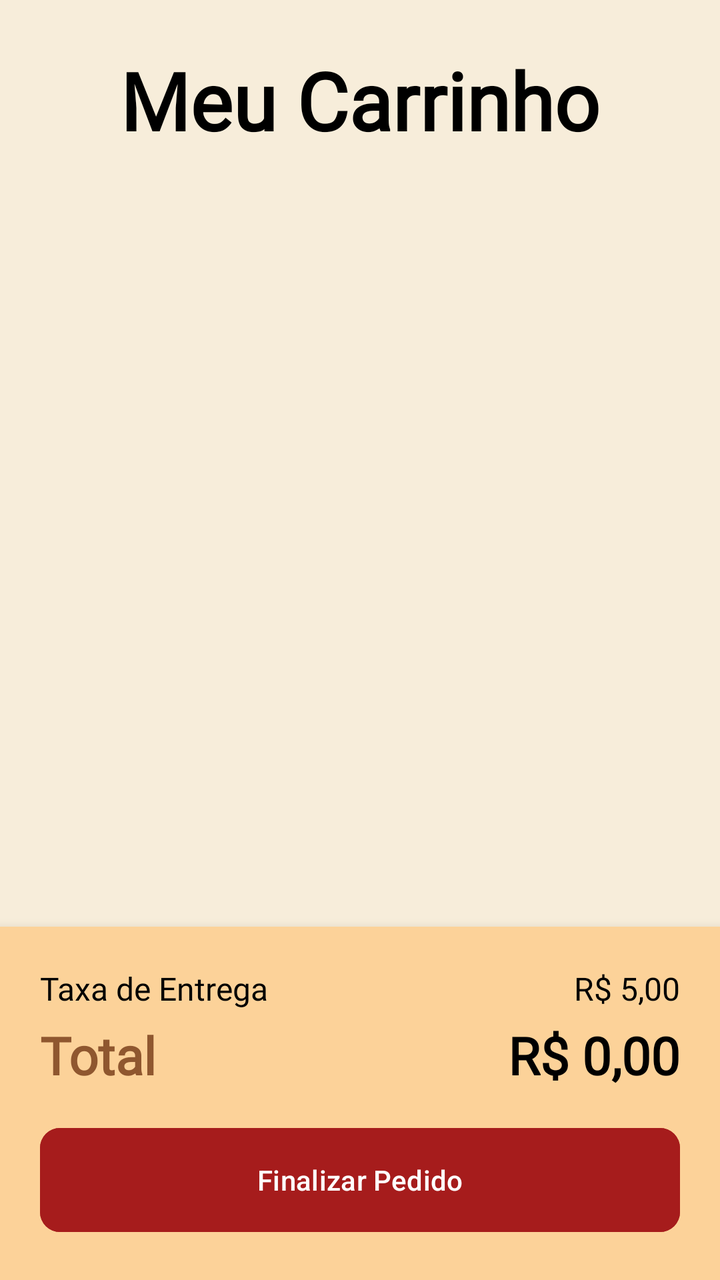
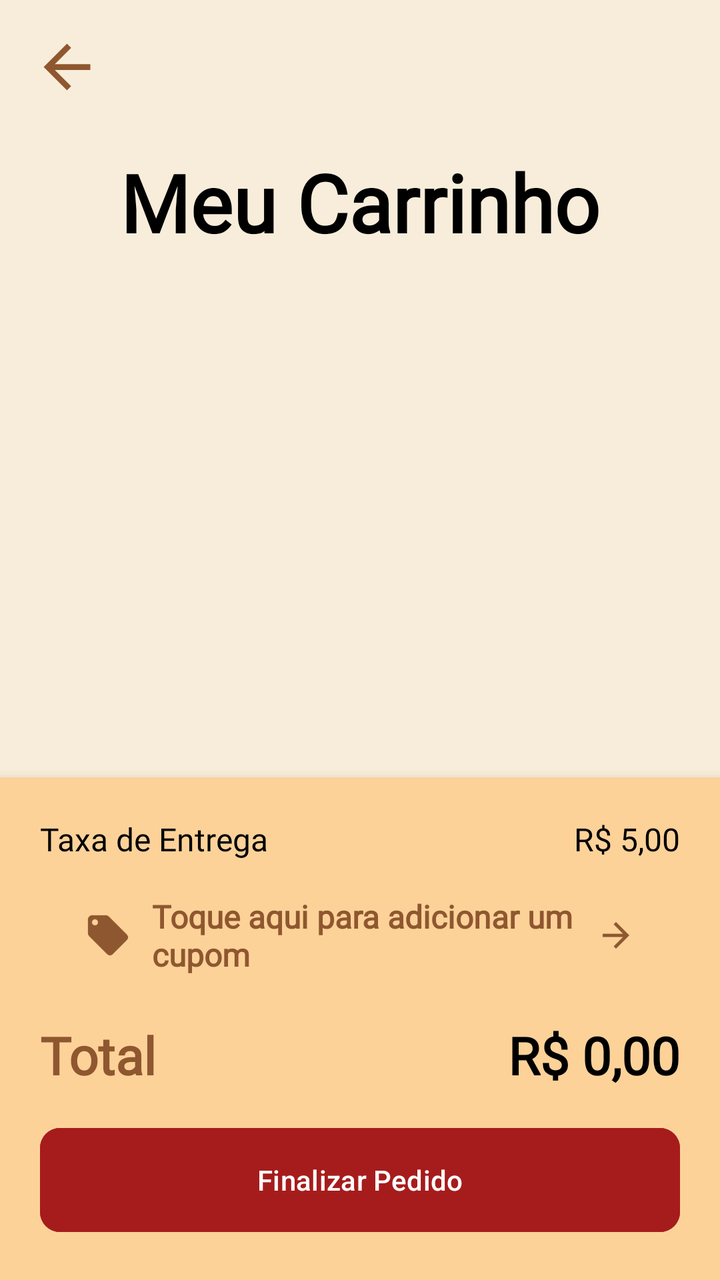

Screens rendered from an Android XML layout before and after an edit, with the pre-edit source and the edit as a unified diff.
<!-- AndroidManifest.xml: application theme Theme.VangustApp -->
<!-- res/layout/fragment_carrinho.xml -->
<?xml version="1.0" encoding="utf-8"?>
<LinearLayout xmlns:android="http://schemas.android.com/apk/res/android"
    xmlns:app="http://schemas.android.com/apk/res-auto"
    android:layout_width="match_parent"
    android:layout_height="match_parent"
    android:background="#F7EDDA"
    android:orientation="vertical">

    
    <LinearLayout
        android:layout_width="match_parent"
        android:layout_height="100dp"
        android:gravity="center"
        android:orientation="vertical">

        <TextView
            android:layout_width="wrap_content"
            android:layout_height="wrap_content"
            android:fontFamily="@font/oswald_regular"
            android:text="Meu Carrinho"
            android:textColor="@color/black"
            android:textSize="40sp"
            android:textStyle="bold" />
    </LinearLayout>

    
    <androidx.recyclerview.widget.RecyclerView
        android:id="@+id/idRecCarrinho"
        android:layout_width="match_parent"
        android:layout_height="0dp"
        android:layout_weight="1"
        android:layout_margin="10dp" />

    
    <LinearLayout
        android:layout_width="match_parent"
        android:layout_height="wrap_content"
        android:background="#FCD299"
        android:elevation="8dp"
        android:orientation="vertical"
        android:padding="20dp">

        <LinearLayout
            android:layout_width="match_parent"
            android:layout_height="wrap_content"
            android:layout_marginBottom="5dp"
            android:orientation="horizontal">

            <TextView
                android:layout_width="0dp"
                android:layout_height="wrap_content"
                android:layout_weight="1"
                android:fontFamily="@font/roboto_condensed_light"
                android:text="Taxa de Entrega"
                android:textColor="@color/black"
                android:textSize="16sp" />

            <TextView
                android:id="@+id/tvTaxaEntrega"
                android:layout_width="wrap_content"
                android:layout_height="wrap_content"
                android:fontFamily="@font/roboto_condensed_light"
                android:text="R$ 5,00"
                android:textColor="@color/black"
                android:textSize="16sp" />
        </LinearLayout>

        <LinearLayout
            android:layout_width="match_parent"
            android:layout_height="wrap_content"
            android:orientation="horizontal">

            <TextView
                android:layout_width="0dp"
                android:layout_height="wrap_content"
                android:layout_weight="1"
                android:fontFamily="@font/oswald_regular"
                android:text="Total"
                android:textColor="#8F572F"
                android:textSize="26sp"
                android:textStyle="bold" />

            <TextView
                android:id="@+id/tvTotalCarrinho"
                android:layout_width="wrap_content"
                android:layout_height="wrap_content"
                android:fontFamily="@font/oswald_regular"
                android:text="R$ 0,00"
                android:textColor="@color/black"
                android:textSize="26sp"
                android:textStyle="bold" />
        </LinearLayout>

        <com.google.android.material.button.MaterialButton
            android:id="@+id/btnFinalizarCompra"
            android:layout_width="match_parent"
            android:layout_height="60dp"
            android:layout_marginTop="15dp"
            android:backgroundTint="#A61C1C"
            android:text="Finalizar Pedido"
            app:cornerRadius="10dp" />
    </LinearLayout>

</LinearLayout>
<!-- resources referenced by this layout -->
<resources>
  <color name="black">#FF000000</color>
  <style name="Theme.VangustApp" parent="Base.Theme.VangustApp" />
  <style name="Base.Theme.VangustApp" parent="Theme.Material3.DayNight.NoActionBar">
          
          
      </style>
</resources>

<!-- the commit's change to res/layout/fragment_carrinho.xml (unified diff, before → after) -->
@@ -5,6 +5,16 @@
     android:layout_height="match_parent"
     android:background="#F7EDDA"
     android:orientation="vertical">
+
+    
+    <ImageView
+        android:id="@+id/btnVoltarCarrinho"
+        android:layout_width="35dp"
+        android:layout_height="35dp"
+        android:layout_marginStart="16dp"
+        android:layout_marginTop="16dp"
+        android:src="@drawable/baseline_arrow_back"
+        app:tint="#8F572F" />
 
     
     <LinearLayout
@@ -30,6 +40,7 @@
         android:layout_height="0dp"
         android:layout_weight="1"
         android:layout_margin="10dp" />
+
 
     
     <LinearLayout
@@ -63,6 +74,45 @@
                 android:text="R$ 5,00"
                 android:textColor="@color/black"
                 android:textSize="16sp" />
+        </LinearLayout>
+
+        
+
+        <LinearLayout
+            android:id="@+id/layoutAtalhoCupom"
+            android:layout_width="match_parent"
+            android:layout_height="wrap_content"
+            android:background="#FCD299"
+            android:orientation="horizontal"
+            android:padding="12dp"
+            android:gravity="center_vertical"
+            android:layout_marginStart="10dp"
+            android:layout_marginEnd="10dp"
+            android:layout_marginBottom="10dp">
+
+            <ImageView
+                android:layout_width="24dp"
+                android:layout_height="24dp"
+                android:src="@drawable/baseline_local_offer"
+                app:tint="#8F572F" />
+
+            <TextView
+                android:id="@+id/tvStatusCupomCarrinho"
+                android:layout_width="0dp"
+                android:layout_height="wrap_content"
+                android:layout_weight="1"
+                android:layout_marginStart="10dp"
+                android:fontFamily="@font/roboto_condensed_light"
+                android:text="Toque aqui para adicionar um cupom"
+                android:textColor="#8F572F"
+                android:textStyle="bold"
+                android:textSize="16sp" />
+
+            <ImageView
+                android:layout_width="20dp"
+                android:layout_height="20dp"
+                android:src="@drawable/baseline_arrow_forward"
+                app:tint="#8F572F" />
         </LinearLayout>
 
         <LinearLayout
<!-- resource entries referenced after the edit -->
@@ -1,6 +1,24 @@
 <!-- resources referenced by this layout -->
 <resources>
   <color name="black">#FF000000</color>
+  <!-- drawable baseline_arrow_back (drawable) -->
+  <vector xmlns:android="http://schemas.android.com/apk/res/android" android:autoMirrored="true" android:height="24dp" android:tint="#000000" android:viewportHeight="24" android:viewportWidth="24" android:width="24dp">
+        
+      <path android:fillColor="@android:color/white" android:pathData="M20,11H7.83l5.59,-5.59L12,4l-8,8 8,8 1.41,-1.41L7.83,13H20v-2z"/>
+      
+  </vector>
+  <!-- drawable baseline_arrow_forward (drawable) -->
+  <vector xmlns:android="http://schemas.android.com/apk/res/android" android:autoMirrored="true" android:height="24dp" android:tint="#000000" android:viewportHeight="24" android:viewportWidth="24" android:width="24dp">
+        
+      <path android:fillColor="@android:color/white" android:pathData="M12,4l-1.41,1.41L16.17,11H4v2h12.17l-5.58,5.59L12,20l8,-8z"/>
+      
+  </vector>
+  <!-- drawable baseline_local_offer (drawable) -->
+  <vector xmlns:android="http://schemas.android.com/apk/res/android" android:height="24dp" android:tint="#000000" android:viewportHeight="24" android:viewportWidth="24" android:width="24dp">
+        
+      <path android:fillColor="@android:color/white" android:pathData="M21.41,11.58l-9,-9C12.05,2.22 11.55,2 11,2H4c-1.1,0 -2,0.9 -2,2v7c0,0.55 0.22,1.05 0.59,1.42l9,9c0.36,0.36 0.86,0.58 1.41,0.58 0.55,0 1.05,-0.22 1.41,-0.59l7,-7c0.37,-0.36 0.59,-0.86 0.59,-1.41 0,-0.55 -0.23,-1.06 -0.59,-1.42zM5.5,7C4.67,7 4,6.33 4,5.5S4.67,4 5.5,4 7,4.67 7,5.5 6.33,7 5.5,7z"/>
+      
+  </vector>
   <style name="Theme.VangustApp" parent="Base.Theme.VangustApp" />
   <style name="Base.Theme.VangustApp" parent="Theme.Material3.DayNight.NoActionBar">
           
